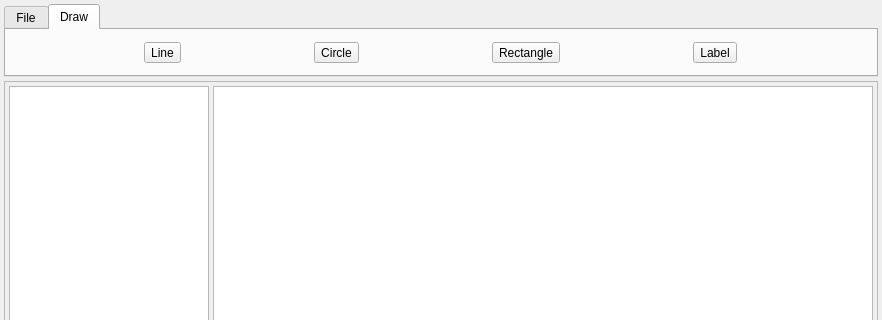
First picture: the form in src/mainwindow.ui, repository Makimars/Konstructor, before the edit; both pictures show x 0 to 882 and y 0 to 320 of the 882 by 679 pixel window.
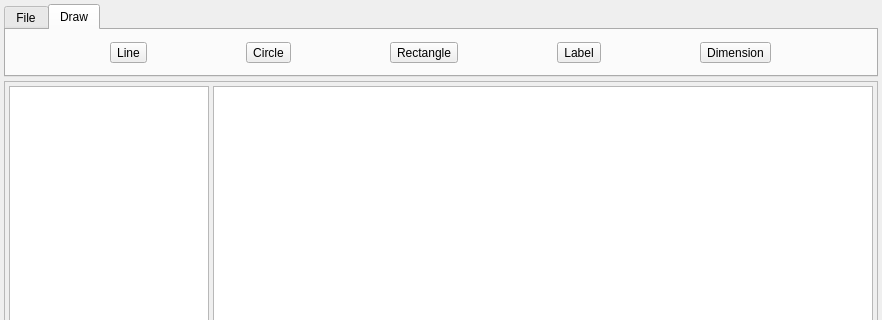
Second picture: the form after the edit. Icons and pictures are not drawn. Custom widgets are drawn as their Qt base class.

```diff
--- a/src/mainwindow.ui
+++ b/src/mainwindow.ui
@@ -419,6 +419,28 @@
           </property>
          </widget>
         </item>
+        <item>
+         <widget class="QToolButton" name="dimensionButton">
+          <property name="text">
+           <string>Dimension</string>
+          </property>
+          <property name="icon">
+           <iconset theme="document"/>
+          </property>
+          <property name="iconSize">
+           <size>
+            <width>32</width>
+            <height>32</height>
+           </size>
+          </property>
+          <property name="checkable">
+           <bool>true</bool>
+          </property>
+          <property name="toolButtonStyle">
+           <enum>Qt::ToolButtonTextUnderIcon</enum>
+          </property>
+         </widget>
+        </item>
        </layout>
       </widget>
      </widget>
```
